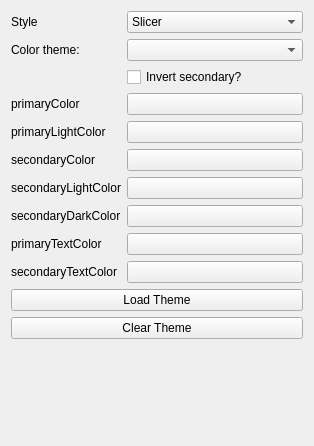
Qt form Themes/Resources/UI/Themes.ui (sjh26/SlicerThemes) before a commit.
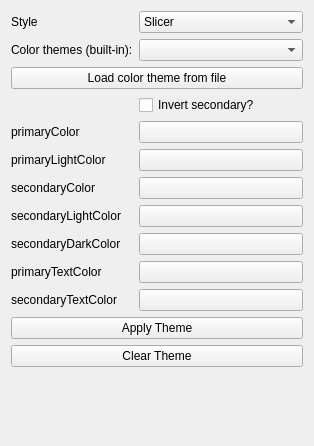
The same form after that commit. Custom widgets are drawn as their Qt base class.

Commit message: ENH:  Improve UI for color picker buttons and theme loading

Patch:
```diff
--- a/Themes/Resources/UI/Themes.ui
+++ b/Themes/Resources/UI/Themes.ui
@@ -13,114 +13,128 @@
   <layout class="QVBoxLayout" name="verticalLayout">
    <item>
     <layout class="QFormLayout" name="formLayout">
+     <item row="0" column="0">
+      <widget class="QLabel" name="label_9">
+       <property name="text">
+        <string>Style</string>
+       </property>
+      </widget>
+     </item>
+     <item row="0" column="1">
+      <widget class="QComboBox" name="StyleComboBox">
+       <item>
+        <property name="text">
+         <string>Slicer</string>
+        </property>
+       </item>
+       <item>
+        <property name="text">
+         <string>Material</string>
+        </property>
+       </item>
+      </widget>
+     </item>
      <item row="1" column="0">
       <widget class="QLabel" name="label">
        <property name="text">
-        <string>Color theme:</string>
+        <string>Color themes (built-in):</string>
        </property>
       </widget>
      </item>
      <item row="1" column="1">
       <widget class="QComboBox" name="ThemeComboBox"/>
      </item>
-     <item row="2" column="1">
+     <item row="3" column="0">
+      <widget class="QLabel" name="label_10">
+       <property name="text">
+        <string/>
+       </property>
+      </widget>
+     </item>
+     <item row="3" column="1">
       <widget class="QCheckBox" name="InvertCheckBox">
        <property name="text">
         <string>Invert secondary?</string>
        </property>
       </widget>
      </item>
-     <item row="3" column="0">
+     <item row="4" column="0">
       <widget class="QLabel" name="label_3">
        <property name="text">
         <string>primaryColor</string>
        </property>
       </widget>
      </item>
-     <item row="4" column="0">
+     <item row="4" column="1">
+      <widget class="ctkColorPickerButton" name="primaryColorPickerButton"/>
+     </item>
+     <item row="5" column="0">
       <widget class="QLabel" name="label_2">
        <property name="text">
         <string>primaryLightColor</string>
        </property>
       </widget>
      </item>
-     <item row="5" column="0">
+     <item row="5" column="1">
+      <widget class="ctkColorPickerButton" name="primaryLightColorPickerButton"/>
+     </item>
+     <item row="6" column="0">
       <widget class="QLabel" name="label_4">
        <property name="text">
         <string>secondaryColor</string>
        </property>
       </widget>
      </item>
-     <item row="6" column="0">
+     <item row="6" column="1">
+      <widget class="ctkColorPickerButton" name="secondaryColorPickerButton"/>
+     </item>
+     <item row="7" column="0">
       <widget class="QLabel" name="label_5">
        <property name="text">
         <string>secondaryLightColor</string>
        </property>
       </widget>
      </item>
-     <item row="7" column="0">
+     <item row="7" column="1">
+      <widget class="ctkColorPickerButton" name="secondaryLightColorPickerButton"/>
+     </item>
+     <item row="8" column="0">
       <widget class="QLabel" name="label_6">
        <property name="text">
         <string>secondaryDarkColor</string>
        </property>
       </widget>
      </item>
-     <item row="8" column="0">
+     <item row="8" column="1">
+      <widget class="ctkColorPickerButton" name="secondaryDarkColorPickerButton"/>
+     </item>
+     <item row="9" column="0">
       <widget class="QLabel" name="label_7">
        <property name="text">
         <string>primaryTextColor</string>
        </property>
       </widget>
      </item>
-     <item row="9" column="0">
+     <item row="9" column="1">
+      <widget class="ctkColorPickerButton" name="primaryTextColorPickerButton"/>
+     </item>
+     <item row="10" column="0">
       <widget class="QLabel" name="label_8">
        <property name="text">
         <string>secondaryTextColor</string>
        </property>
       </widget>
      </item>
-     <item row="3" column="1">
-      <widget class="ctkColorPickerButton" name="primaryColorPickerButton"/>
-     </item>
-     <item row="4" column="1">
-      <widget class="ctkColorPickerButton" name="primaryLightColorPickerButton"/>
-     </item>
-     <item row="5" column="1">
-      <widget class="ctkColorPickerButton" name="secondaryColorPickerButton"/>
-     </item>
-     <item row="6" column="1">
-      <widget class="ctkColorPickerButton" name="secondaryLightColorPickerButton"/>
-     </item>
-     <item row="7" column="1">
-      <widget class="ctkColorPickerButton" name="secondaryDarkColorPickerButton"/>
-     </item>
-     <item row="8" column="1">
-      <widget class="ctkColorPickerButton" name="primaryTextColorPickerButton"/>
-     </item>
-     <item row="9" column="1">
+     <item row="10" column="1">
       <widget class="ctkColorPickerButton" name="secondaryTextColorPickerButton"/>
      </item>
-     <item row="0" column="0">
-      <widget class="QLabel" name="label_9">
+     <item row="2" column="0" colspan="2">
+      <widget class="QPushButton" name="loadColorThemeButton">
        <property name="text">
-        <string>Style</string>
+        <string>Load color theme from file</string>
        </property>
       </widget>
      </item>
-     <item row="0" column="1">
-      <widget class="QComboBox" name="StyleComboBox">
-       <item>
-        <property name="text">
-         <string>Slicer</string>
-        </property>
-       </item>
-       <item>
-        <property name="text">
-         <string>Material</string>
-        </property>
-       </item>
-      </widget>
-     </item>
     </layout>
    </item>
    <item>
@@ -132,7 +146,7 @@
       <string>Run the algorithm.</string>
      </property>
      <property name="text">
-      <string>Load Theme</string>
+      <string>Apply Theme</string>
      </property>
     </widget>
    </item>
```
The commit also changes 1 other file.
